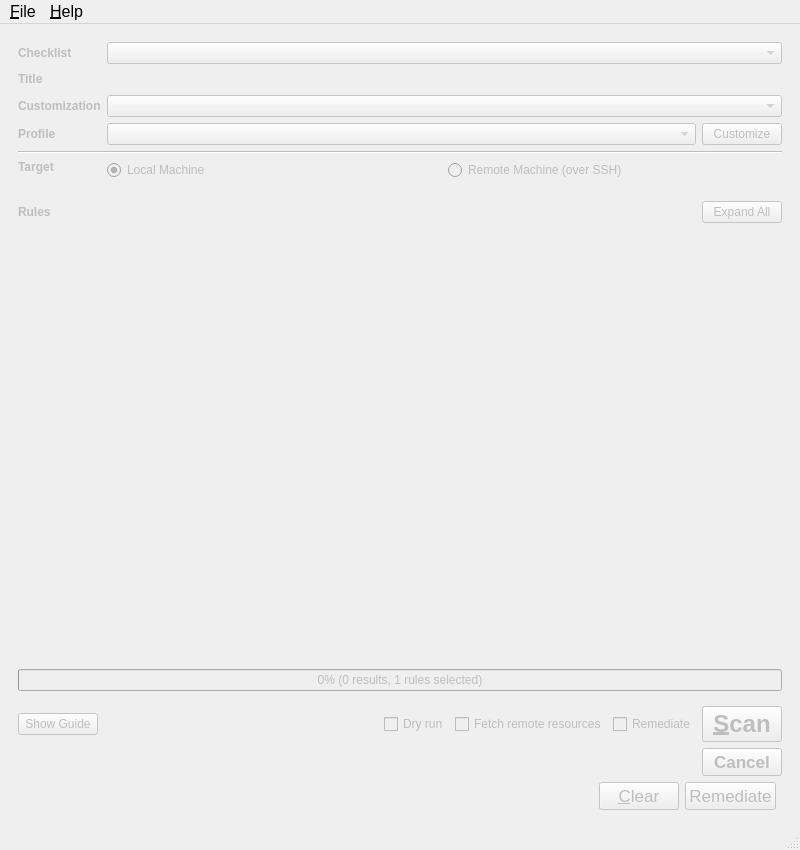
Old version of the form ui/MainWindow.ui in the repository yiwei1116/security-software.
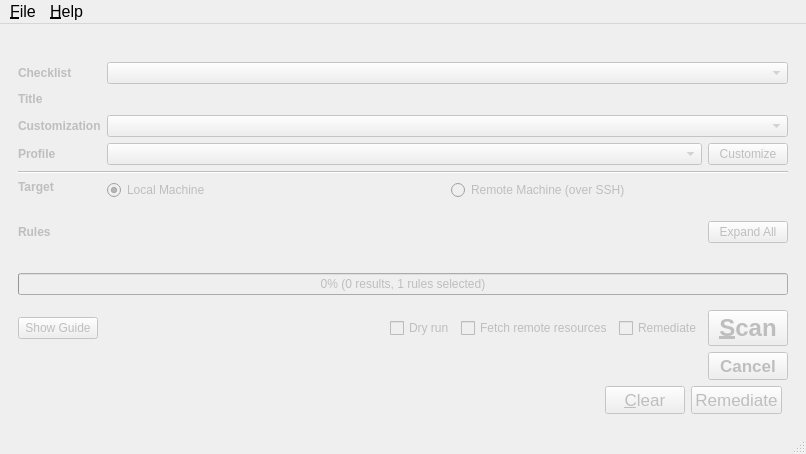
New version of the form. Custom widgets are drawn as their Qt base class.

Commit message: Add NCSIST mark

Patch:
```diff
--- a/ui/MainWindow.ui
+++ b/ui/MainWindow.ui
@@ -9,8 +9,8 @@
    <rect>
     <x>0</x>
     <y>0</y>
-    <width>800</width>
-    <height>850</height>
+    <width>806</width>
+    <height>454</height>
    </rect>
   </property>
   <property name="windowTitle">
@@ -21,6 +21,13 @@
     <bool>false</bool>
    </property>
    <layout class="QVBoxLayout" name="verticalLayout">
+    <item>
+     <widget class="QLabel" name="label_mark">
+      <property name="text">
+       <string/>
+      </property>
+     </widget>
+    </item>
     <item>
      <widget class="QWidget" name="scanProperties" native="true">
       <layout class="QGridLayout" name="gridLayout">
@@ -510,8 +517,8 @@
     <rect>
      <x>0</x>
      <y>0</y>
-     <width>800</width>
-     <height>27</height>
+     <width>806</width>
+     <height>24</height>
     </rect>
    </property>
    <property name="font">
```
Left out of the diff: 55 changed lines with no effect on the pictures. The commit also changes 1 other file.
